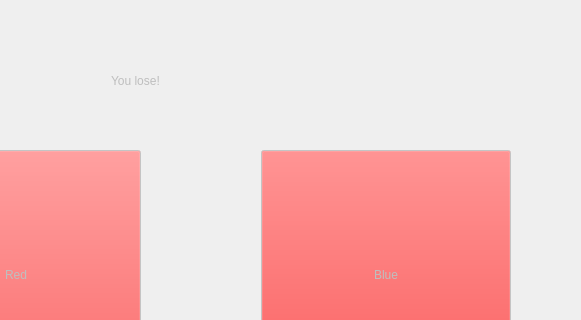
First picture: the form in mainwindow.ui, repository sdutson/SimonGame, before the edit; both pictures show x 219 to 800 and y 0 to 320 of the 800 by 600 pixel window.
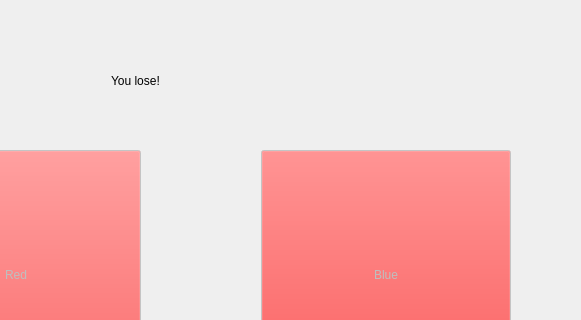
Second picture: the form after the edit.

Commit message: Finished implementation for gameOver message

What changed in the file:
```diff
--- a/mainwindow.ui
+++ b/mainwindow.ui
@@ -154,7 +154,7 @@
    </widget>
    <widget class="QLabel" name="loseMessage">
     <property name="enabled">
-     <bool>false</bool>
+     <bool>true</bool>
     </property>
     <property name="geometry">
      <rect>
```
The commit also changes 1 other file.
